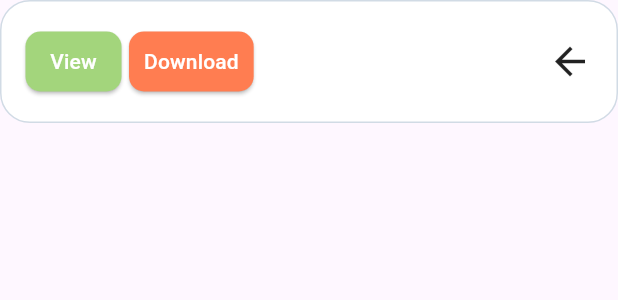
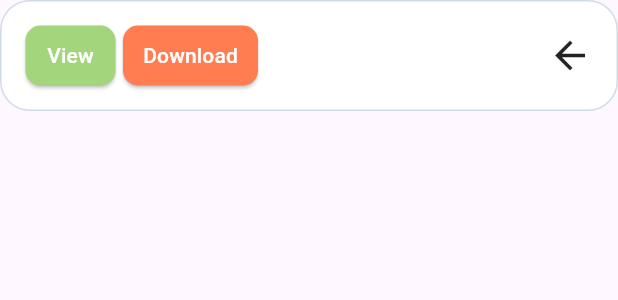
Before and after one commit to Hestice/payroll_viewer, a Flutter app: the PayslipItem widget shown alone on an empty page, opened directly, after a tap on the "more vert" icon, on a phone screen of 412 x 824 dp. Shown: the top 300 px of the screen. Run offline on Flutter 3.47's test engine with Material 2 defaults, Android fonts, the phone set to English and light mode, and no system bars; our stand-ins replace form_validator, go_router.

Commit message:
adjusted payslip common, removed setion 3, added logout button

```diff
--- a/frontend/payroll_viewer/lib/common/payslip_item_common.dart
+++ b/frontend/payroll_viewer/lib/common/payslip_item_common.dart
@@ -26,11 +26,16 @@ class _PayslipItemState extends State<PayslipItem> {
         child: Row(
           mainAxisAlignment:MainAxisAlignment.spaceBetween,
             children: [
-            if (showButtons)
-                Row(
+              AnimatedSwitcher(
+                duration: Duration(milliseconds: 250), // Animation duration
+                child: showButtons
+                  ? Row(
                       mainAxisAlignment: MainAxisAlignment.spaceBetween,
                       children: [
-                    ElevatedButton(
+                        SizedBox(
+                          width: 60.0,
+                          height: 40.0,
+                          child: ElevatedButton(
                             onPressed: () {
                               print('View Button Clicked');
                             },
@@ -44,14 +49,18 @@ class _PayslipItemState extends State<PayslipItem> {
                             ),
                             child: Text('View'),
                           ),
+                        ),
                         SizedBox(width: 5),
-                    ElevatedButton(
+                        SizedBox(
+                          width: 90,
+                          height: 40.0,
+                          child: ElevatedButton(
                             onPressed: () {
                               print('Download Button Clicked');
                             },
                             child: Text('Download'),
                             style: ElevatedButton.styleFrom(
-                        primary:Color.fromARGB(255, 255, 125, 81),
+                              primary: Color.fromARGB(255, 255, 125, 81),
                               onPrimary: Colors.white,
                               padding: const EdgeInsets.symmetric(vertical: 1, horizontal: 10),
                               shape: RoundedRectangleBorder(
@@ -59,10 +68,10 @@ class _PayslipItemState extends State<PayslipItem> {
                               ),
                             ),
                           ),
+                        ),
                       ],
                     )
-              else
-                Container(
+                  : Container(
                       child: Column(
                         crossAxisAlignment: CrossAxisAlignment.start,
                         children: [
@@ -78,23 +87,30 @@ class _PayslipItemState extends State<PayslipItem> {
                         ],
                       ),
                     ),
+              ),
               GestureDetector(
                 onTap: () {
                   setState(() {
                     showButtons = !showButtons; // Toggle button visibility
                   });
                 },
+                child: AnimatedSwitcher(
+                  duration: Duration(milliseconds: 250), // Animation duration
                   child: showButtons
                     ? Icon(
                         Icons.arrow_back,
                         size: 30,
+                        key: UniqueKey(), // Provide a unique key for each child
                       )
                     : Icon(
                         Icons.more_vert,
                         size: 30,
+                        key: UniqueKey(), // Provide a unique key for each child
+                      ),
                 ),
               ),
             ],
+
           )
       )
     );
```
Also changed, not shown: frontend/payroll_viewer/lib/screens/home_screen.dart (+25 -3 lines). Lines whose indentation alone changed are shown as unchanged.
